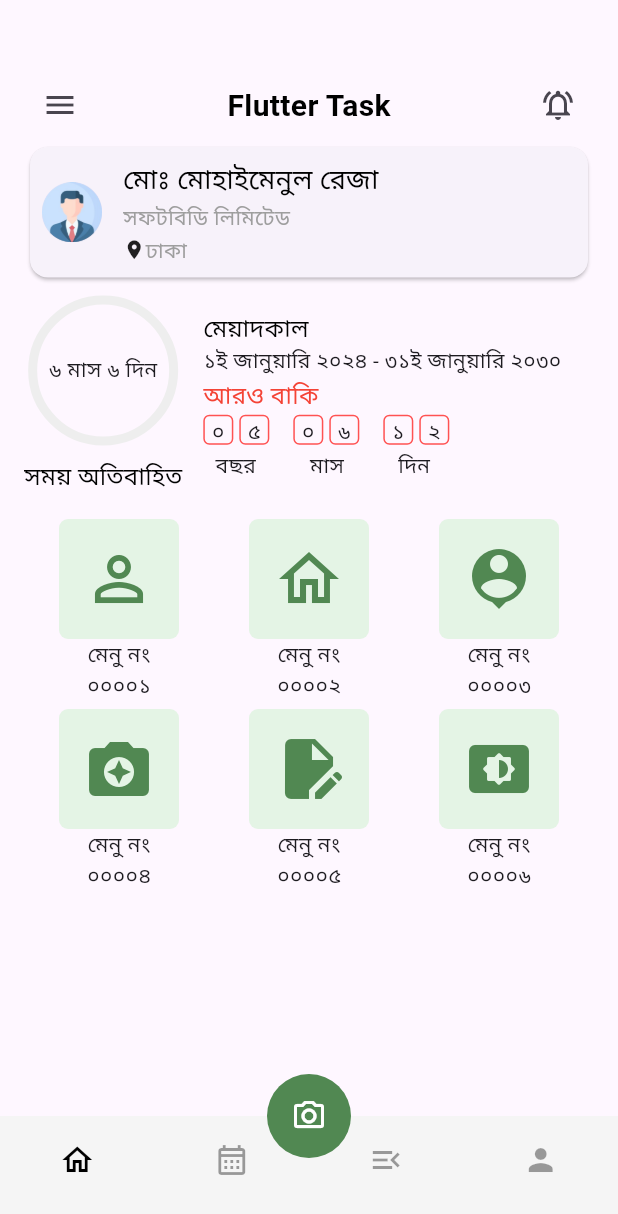
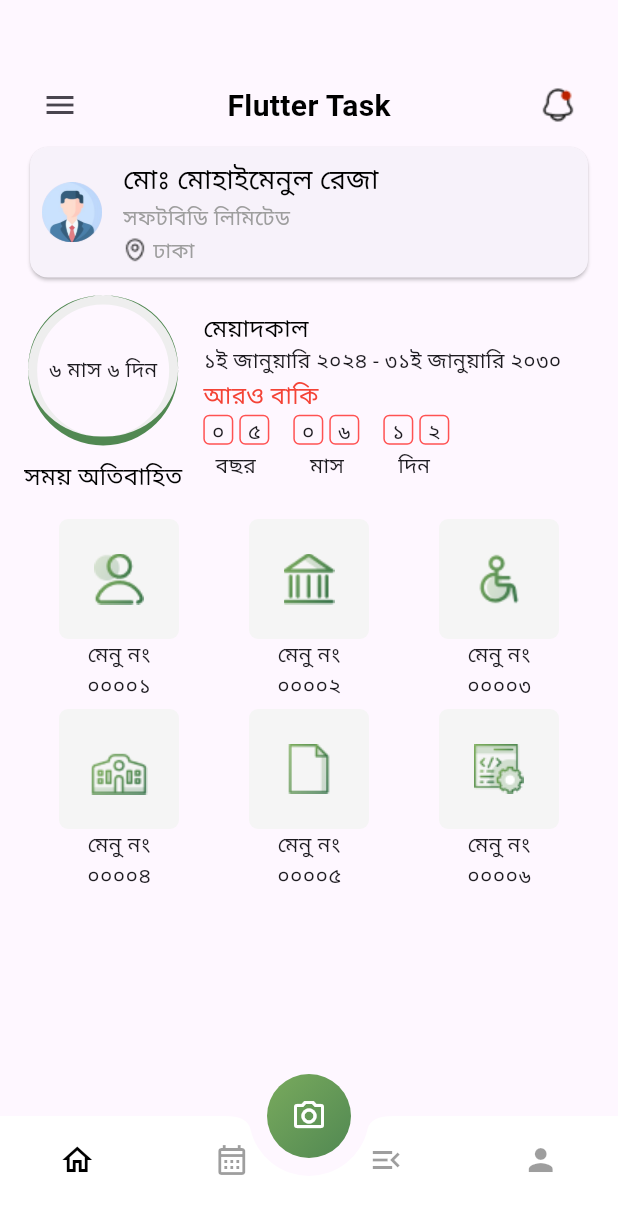
Before and after one commit to zihadsikder/softbd_task_app, a Flutter app: the screen it shows after launch, on a phone screen of 412 x 824 dp. Shown: the top 1214 px of the screen. Run offline on Flutter 3.47's test engine with Material 3 defaults, Android fonts, the light colour scheme and no system bars; our stand-ins replace get.

Commit message:
image set in home screen

```diff
--- a/lib/app/core/config/app_colors.dart
+++ b/lib/app/core/config/app_colors.dart
@@ -2,10 +2,27 @@ import 'package:flutter/material.dart';
 
 class AppColors {
   static Color bgColor = const Color(0xffffffff);
+  static Gradient appGradient = const LinearGradient(
+    begin: Alignment.topLeft,
+    end: Alignment.bottomRight,
+    colors: [
+      Color(0xff79aa5d),
+      Color(0xff518852)
+    ],
+  );
+  static Gradient appGradient2 = const LinearGradient(
+    begin: Alignment.topLeft,
+    end: Alignment.bottomRight,
+    colors: [
+      Colors.black,
+      Colors.black87
+    ],
+  );
   static Color buttonColor = const Color(0xff518852);
   static Color textColor = const Color(0xffff9197);
   static Color taskColor = const Color(0xff4c8450);
-  static Color grideViewBgColor = const Color(0xffe4f4e5);
+  static Color grideViewBgColor = const Color(0xfff4f7f4);
   static Color textFieldOutlineColor = const Color(0xfff4f3f3);
   static Color hintTextColor = const Color(0xffdbd9d9);
+  static Color menuImageColor = Colors.grey.shade100;
 }
--- a/lib/app/core/constants/app_assets.dart
+++ b/lib/app/core/constants/app_assets.dart
@@ -1,4 +1,12 @@
 class AppAssets {
   static const String imagePath = 'assets';
   static const String profile = '$imagePath/profile.png';
+  static const String notification= '$imagePath/notification.png';
+  static const String map = '$imagePath/map.png';
+  static const String menu1 = '$imagePath/menu1.png';
+  static const String menu2= '$imagePath/menu2.png';
+  static const String menu3 = '$imagePath/menu3.png';
+  static const String menu4 = '$imagePath/menu4.png';
+  static const String menu5 = '$imagePath/menu5.png';
+  static const String menu6 = '$imagePath/menu6.png';
 }
--- a/lib/app/core/widgets/profile_summary_card.dart
+++ b/lib/app/core/widgets/profile_summary_card.dart
@@ -1,5 +1,6 @@
 import 'package:flutter/material.dart';
 import 'package:softbd_task/app/core/config/app_text_style.dart';
+import 'package:softbd_task/app/core/constants/app_assets.dart';
 
 class ProfileSummaryCard extends StatelessWidget {
   const ProfileSummaryCard({super.key, required this.text});
@@ -22,7 +23,7 @@ class ProfileSummaryCard extends StatelessWidget {
             ),
             IconButton(
                 onPressed: () {},
-                icon: const Icon(Icons.notifications_active_outlined)),
+                icon: Image.asset(AppAssets.notification),),
           ],
         ),
       ],
--- a/lib/app/modules/home/controllers/home_controller.dart
+++ b/lib/app/modules/home/controllers/home_controller.dart
@@ -1,5 +1,6 @@
 import 'package:flutter/material.dart';
 import 'package:get/get.dart';
+import 'package:softbd_task/app/core/constants/app_assets.dart';
 
 class HomeController extends GetxController {
 
@@ -8,37 +9,37 @@ class HomeController extends GetxController {
     {
       'label': 'মেনু নং',
       'subLabel': '০০০০১',
-      'icon': Icons.person_outline_outlined,
+      'icon': AppAssets.menu1,
       'onPressed': () {}
     },
     {
       'label': 'মেনু নং',
       'subLabel': '০০০০২',
-      'icon': Icons.home_outlined,
+      'icon': AppAssets.menu2,
       'onPressed': () {}
     },
     {
       'label': 'মেনু নং',
       'subLabel': '০০০০৩',
-      'icon': Icons.person_pin,
+      'icon': AppAssets.menu3,
       'onPressed': () {}
     },
     {
       'label': 'মেনু নং',
       'subLabel': '০০০০৪',
-      'icon': Icons.camera_enhance,
+      'icon': AppAssets.menu4,
       'onPressed': () {}
     },
     {
       'label': 'মেনু নং',
       'subLabel': '০০০০৫',
-      'icon': Icons.edit_document,
+      'icon': AppAssets.menu5,
       'onPressed': () {}
     },
     {
       'label': 'মেনু নং',
       'subLabel': '০০০০৬',
-      'icon': Icons.settings_display_rounded,
+      'icon': AppAssets.menu6,
       'onPressed': () {}
     },
   ];
--- a/lib/app/modules/home/views/home_view.dart
+++ b/lib/app/modules/home/views/home_view.dart
@@ -1,6 +1,7 @@
 import 'package:flutter/material.dart';
 
 import 'package:get/get.dart';
+import 'package:softbd_task/app/core/config/app_colors.dart';
 import 'package:softbd_task/app/core/config/app_text_style.dart';
 import 'package:softbd_task/app/core/constants/app_assets.dart';
 import 'package:softbd_task/app/modules/home/views/widgets/date_container.dart';
@@ -51,7 +52,7 @@ class HomeView extends GetView<HomeController> {
                           label: item['label'],
                           subLabel: item['subLabel'],
                           onPressed: item['onPressed'],
-                          icon: item['icon'],
+                          icon: AssetImage(item['icon']),
                         );
                       },
                     ),
@@ -70,6 +71,8 @@ class HomeView extends GetView<HomeController> {
       children: [
         Column(
           children: [
+            Stack(
+              children: [
                 Container(
                     width: 100,
                     height: 100,
@@ -81,6 +84,21 @@ class HomeView extends GetView<HomeController> {
                           width: 6.0,
                         )),
                     child: const Center(child: Text('৬ মাস ৬ দিন'))),
+                Container(
+                  width: 100,
+                  height: 100,
+                  decoration: BoxDecoration(
+                    borderRadius: BorderRadius.circular(100),
+                    border: Border(
+                      bottom: BorderSide(
+                        color: AppColors.buttonColor,
+                        width: 6.0,
+                      ),
+                    ),
+                  ),
+                )
+              ],
+            ),
             const SizedBox(
               height: 8.0,
             ),
@@ -201,10 +219,8 @@ class HomeView extends GetView<HomeController> {
                 ),
                 Row(
                   children: [
-                    const Icon(
-                      Icons.location_on,
-                      size: 15,
-                    ),
+                    Image.asset(AppAssets.map,),
+                    const SizedBox(width: 4.0,),
                     Text(
                       'ঢাকা',
                       style: AppTextStyles.subHeadLineStyle(),
--- a/lib/app/modules/home/views/widgets/menu_card.dart
+++ b/lib/app/modules/home/views/widgets/menu_card.dart
@@ -14,7 +14,7 @@ class MenuCard extends StatelessWidget {
   final String label;
   final String subLabel;
   final VoidCallback onPressed;
-  final IconData icon;
+  final ImageProvider icon;
 
   @override
   Widget build(BuildContext context) {
@@ -24,16 +24,18 @@ class MenuCard extends StatelessWidget {
             width: 80,
             height: 80,
             decoration: BoxDecoration(
-              borderRadius: BorderRadius.all(Radius.circular(6.0)),
-              color: AppColors.grideViewBgColor,
+              borderRadius: const BorderRadius.all(Radius.circular(6.0)),
+              color: AppColors.menuImageColor,
+
 
             ),
             child: IconButton(
               onPressed: onPressed,
-              icon: Icon(
-                icon,
-                size: 48,
-                color: AppColors.buttonColor,
+              icon:Image(
+                image: icon,
+                width: 48,
+                height: 48,
+                //color: AppColors.buttonColor,
               ),
             )),
         Text(label),
--- a/lib/app/modules/main_bottom_nav/views/main_bottom_nav_view.dart
+++ b/lib/app/modules/main_bottom_nav/views/main_bottom_nav_view.dart
@@ -17,8 +17,8 @@ class MainBottomNavView extends GetView<MainBottomNavController> {
         child: Container(
           width: 70,
             height: 70,
-            decoration: const BoxDecoration(
-              color: Color(0xff518852),
+            decoration:  BoxDecoration(
+              gradient: AppColors.appGradient,
               shape: BoxShape.circle,
               // border: Border.all(
               //   color: Colors.grey,
@@ -31,9 +31,10 @@ class MainBottomNavView extends GetView<MainBottomNavController> {
       bottomNavigationBar: BottomAppBar(
         padding: EdgeInsets.zero,
         shape: const CircularNotchedRectangle(),
-        notchMargin: 6.0,
+        notchMargin: 12.0,
+        color: Colors.white,
         child: Obx(() => BottomNavigationBar(
-          backgroundColor: Colors.grey.shade100,
+          backgroundColor: Colors.transparent,
           elevation: 0,
           items: const <BottomNavigationBarItem>[
             BottomNavigationBarItem(
--- a/lib/app/modules/time/views/time_view.dart
+++ b/lib/app/modules/time/views/time_view.dart
@@ -77,10 +77,11 @@ class TimeView extends StatelessWidget {
                             borderRadius: BorderRadius.circular(8.0),
                           ),
                           //padding: const EdgeInsets.only(),
-                          child: const Column(
+                          child:  Column(
                             crossAxisAlignment: CrossAxisAlignment.start,
                             children: [
                               TimeAndSentenceCard(
+                                index: index,
                                 dayText: 'সকাল',
                                 timeText: '১১:০০ মি.',
                                 cardTimeText: '১১:০০ মি.',
--- a/lib/app/modules/time/views/widgets/time_and_sentence_card.dart
+++ b/lib/app/modules/time/views/widgets/time_and_sentence_card.dart
@@ -6,6 +6,7 @@ import '../../../../core/config/app_text_style.dart';
 class TimeAndSentenceCard extends StatelessWidget {
   const TimeAndSentenceCard({
     super.key,
+    required this.index,
     required this.dayText,
     required this.timeText,
     required this.cardTimeText,
@@ -13,7 +14,7 @@ class TimeAndSentenceCard extends StatelessWidget {
     required this.formatText,
     required this.locationText,
   });
-
+  final int index;
   final String dayText;
   final String timeText;
   final String cardTimeText;
@@ -30,15 +31,19 @@ class TimeAndSentenceCard extends StatelessWidget {
           padding: const EdgeInsets.all(16.0),
           child: Column(
             children: [
-              Text(dayText,style: AppTextStyles.headLineStyle(),),
-              Text(timeText,style: AppTextStyles.headLineStyle(),),
+              Text(dayText,style: AppTextStyles.headLineStyle(color: index % 2 == 0 ? Colors.black87:Colors.blue),),
+              Text(timeText,style: AppTextStyles.headLineStyle(color: index % 2 == 0 ? Colors.black87:Colors.blue),),
             ],
           ),
         ),
         Expanded(
           child: Card(
             //width: double.infinity,
-            color: AppColors.buttonColor,
+            child: Container(
+              decoration: BoxDecoration(
+                borderRadius: BorderRadius.circular(12),
+                gradient: index % 2 != 0 ? AppColors.appGradient2 : AppColors.appGradient,
+              ),
               child: Padding(
                 padding: const EdgeInsets.all(16.0),
                 child: Column(
@@ -83,6 +88,7 @@ class TimeAndSentenceCard extends StatelessWidget {
                 ),
               ),
             ),
+          ),
         )
       ],
     );
```
Also changed, not shown: assets/map.png (added), assets/menu1.png (added), assets/menu2.png (added), assets/menu3.png (added), assets/menu4.png (added), assets/menu5.png (added), assets/menu6.png (added), assets/notification.png (added). Lines whose indentation alone changed are shown as unchanged.
